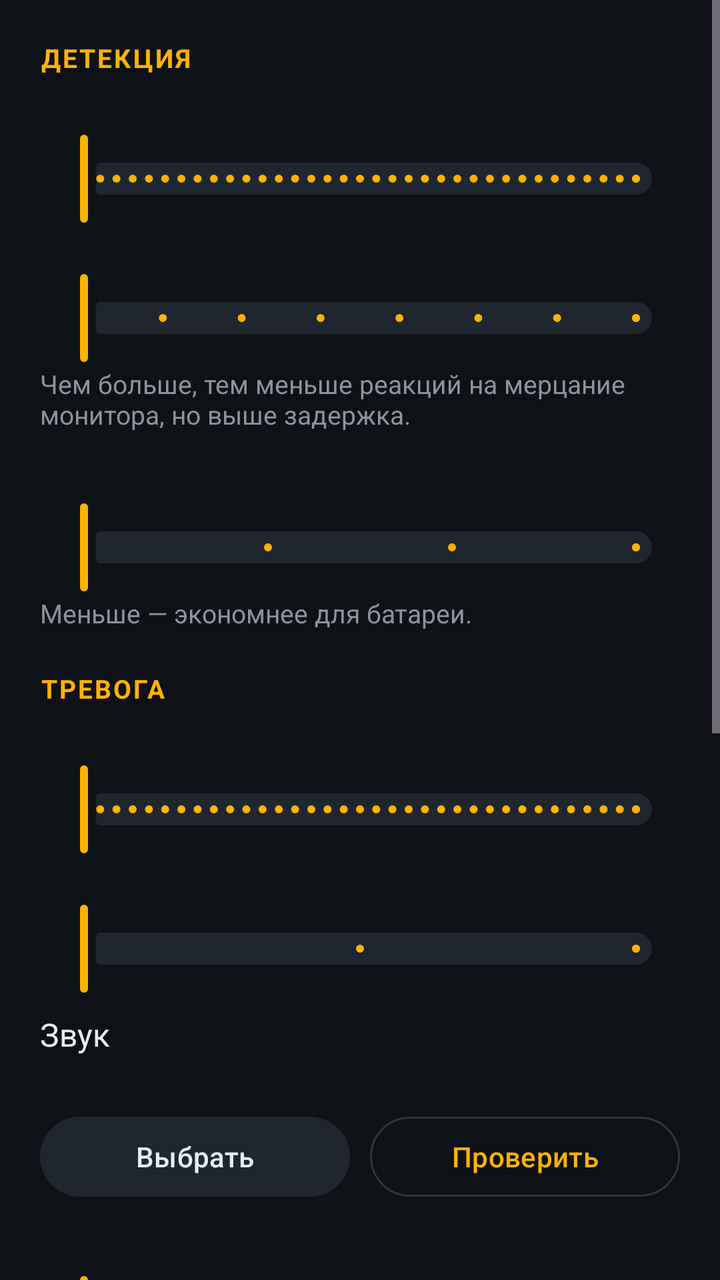
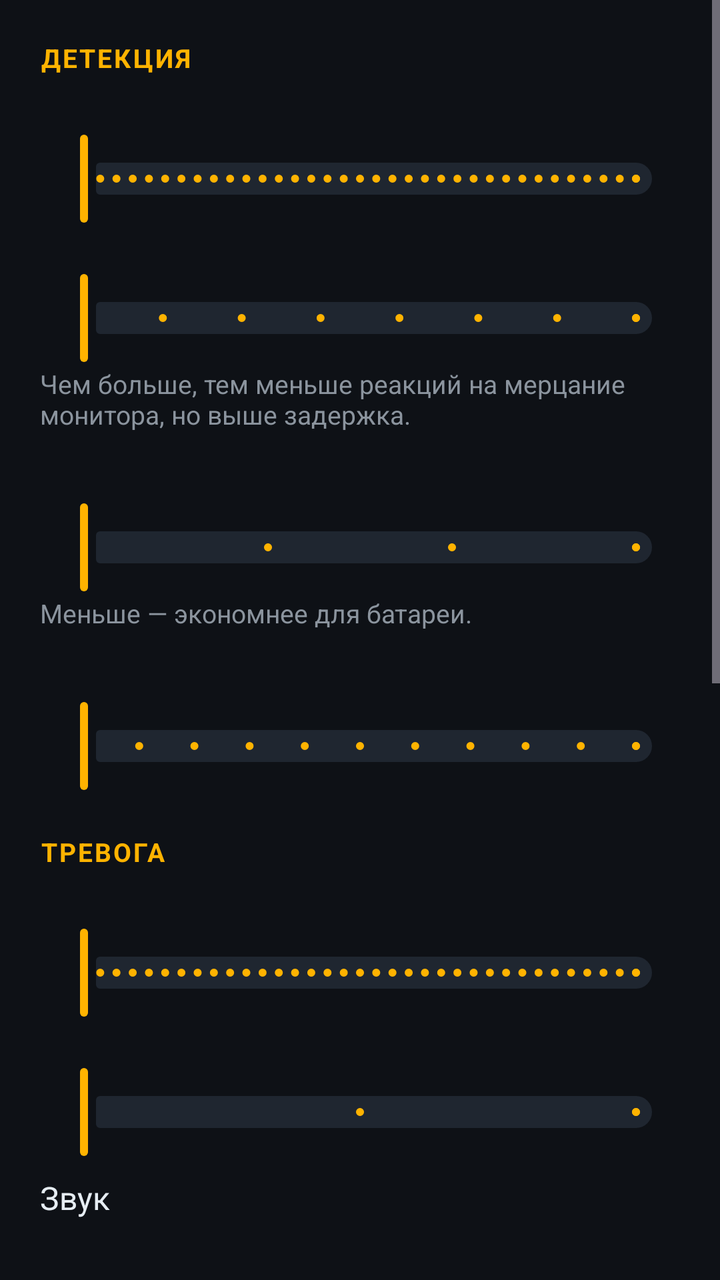

Compare the two renders of this Android layout. The source of the first and the diff that turns it into the second are given below.
<!-- AndroidManifest.xml: application theme Theme.Dozor -->
<!-- res/layout/activity_settings.xml -->
<?xml version="1.0" encoding="utf-8"?>
<ScrollView xmlns:android="http://schemas.android.com/apk/res/android"
    xmlns:app="http://schemas.android.com/apk/res-auto"
    android:layout_width="match_parent"
    android:layout_height="match_parent">

    <LinearLayout
        android:layout_width="match_parent"
        android:layout_height="wrap_content"
        android:orientation="vertical"
        android:paddingHorizontal="20dp"
        android:paddingBottom="32dp">

        
        <TextView style="@style/Dozor.Section" android:layout_width="wrap_content" android:layout_height="wrap_content" android:text="@string/s_detection" />

        <TextView android:id="@+id/sensLabel" android:layout_width="wrap_content" android:layout_height="wrap_content" android:textColor="@color/text" android:textSize="16sp" />
        <com.google.android.material.slider.Slider
            android:id="@+id/sensSlider"
            android:layout_width="match_parent"
            android:layout_height="wrap_content"
            android:stepSize="1"
            android:valueFrom="0"
            android:valueTo="100" />

        <TextView android:id="@+id/confirmLabel" android:layout_width="wrap_content" android:layout_height="wrap_content" android:textColor="@color/text" android:textSize="16sp" />
        <com.google.android.material.slider.Slider
            android:id="@+id/confirmSlider"
            android:layout_width="match_parent"
            android:layout_height="wrap_content"
            android:stepSize="1"
            android:valueFrom="1"
            android:valueTo="8" />
        <TextView style="@style/Dozor.Label" android:layout_width="wrap_content" android:layout_height="wrap_content" android:text="@string/s_confirm_hint" />

        <TextView android:id="@+id/fpsLabel" android:layout_width="wrap_content" android:layout_height="wrap_content" android:layout_marginTop="12dp" android:textColor="@color/text" android:textSize="16sp" />
        <com.google.android.material.slider.Slider
            android:id="@+id/fpsSlider"
            android:layout_width="match_parent"
            android:layout_height="wrap_content"
            android:stepSize="1"
            android:valueFrom="2"
            android:valueTo="5" />
        <TextView style="@style/Dozor.Label" android:layout_width="wrap_content" android:layout_height="wrap_content" android:text="@string/s_fps_hint" />

        
        <TextView style="@style/Dozor.Section" android:layout_width="wrap_content" android:layout_height="wrap_content" android:text="@string/s_alarm" />

        <TextView android:id="@+id/cooldownLabel" android:layout_width="wrap_content" android:layout_height="wrap_content" android:textColor="@color/text" android:textSize="16sp" />
        <com.google.android.material.slider.Slider
            android:id="@+id/cooldownSlider"
            android:layout_width="match_parent"
            android:layout_height="wrap_content"
            android:stepSize="5"
            android:valueFrom="5"
            android:valueTo="600" />

        <TextView android:id="@+id/shotsLabel" android:layout_width="wrap_content" android:layout_height="wrap_content" android:textColor="@color/text" android:textSize="16sp" />
        <com.google.android.material.slider.Slider
            android:id="@+id/shotsSlider"
            android:layout_width="match_parent"
            android:layout_height="wrap_content"
            android:stepSize="1"
            android:valueFrom="3"
            android:valueTo="5" />

        <TextView android:layout_width="wrap_content" android:layout_height="wrap_content" android:layout_marginTop="8dp" android:text="@string/s_sound" android:textColor="@color/text" android:textSize="16sp" />
        <TextView android:id="@+id/soundName" android:layout_width="wrap_content" android:layout_height="wrap_content" android:textColor="@color/amber" android:textSize="15sp" />
        <LinearLayout android:layout_width="match_parent" android:layout_height="wrap_content" android:layout_marginTop="6dp" android:orientation="horizontal">
            <com.google.android.material.button.MaterialButton
                android:id="@+id/soundChoose"
                style="@style/Widget.Material3.Button.TonalButton"
                android:layout_width="0dp"
                android:layout_height="wrap_content"
                android:layout_weight="1"
                android:text="@string/s_sound_choose" />
            <com.google.android.material.button.MaterialButton
                android:id="@+id/soundTest"
                style="@style/Widget.Material3.Button.OutlinedButton"
                android:layout_width="0dp"
                android:layout_height="wrap_content"
                android:layout_marginStart="10dp"
                android:layout_weight="1"
                android:text="@string/s_sound_test" />
        </LinearLayout>

        <TextView android:id="@+id/durationLabel" android:layout_width="wrap_content" android:layout_height="wrap_content" android:layout_marginTop="12dp" android:textColor="@color/text" android:textSize="16sp" />
        <com.google.android.material.slider.Slider
            android:id="@+id/durationSlider"
            android:layout_width="match_parent"
            android:layout_height="wrap_content"
            android:stepSize="5"
            android:valueFrom="5"
            android:valueTo="120" />

        <com.google.android.material.materialswitch.MaterialSwitch
            android:id="@+id/maxVolumeSwitch"
            android:layout_width="match_parent"
            android:layout_height="wrap_content"
            android:text="@string/s_max_volume"
            android:textColor="@color/text"
            android:textSize="15sp" />

        
        <TextView style="@style/Dozor.Section" android:layout_width="wrap_content" android:layout_height="wrap_content" android:text="@string/s_quiet" />
        <com.google.android.material.materialswitch.MaterialSwitch
            android:id="@+id/quietSwitch"
            android:layout_width="match_parent"
            android:layout_height="wrap_content"
            android:text="@string/s_quiet_enable"
            android:textColor="@color/text"
            android:textSize="16sp" />
        <LinearLayout android:layout_width="match_parent" android:layout_height="wrap_content" android:orientation="horizontal">
            <com.google.android.material.button.MaterialButton
                android:id="@+id/quietFrom"
                style="@style/Widget.Material3.Button.TonalButton"
                android:layout_width="0dp"
                android:layout_height="wrap_content"
                android:layout_weight="1" />
            <com.google.android.material.button.MaterialButton
                android:id="@+id/quietTo"
                style="@style/Widget.Material3.Button.TonalButton"
                android:layout_width="0dp"
                android:layout_height="wrap_content"
                android:layout_marginStart="10dp"
                android:layout_weight="1" />
        </LinearLayout>
        <TextView style="@style/Dozor.Label" android:layout_width="wrap_content" android:layout_height="wrap_content" android:text="@string/s_quiet_hint" />

        
        <TextView style="@style/Dozor.Section" android:layout_width="wrap_content" android:layout_height="wrap_content" android:text="@string/s_system" />
        <com.google.android.material.button.MaterialButton
            android:id="@+id/batteryButton"
            style="@style/Widget.Material3.Button.OutlinedButton"
            android:layout_width="match_parent"
            android:layout_height="wrap_content"
            android:text="@string/s_battery" />
        <TextView style="@style/Dozor.Label" android:layout_width="wrap_content" android:layout_height="wrap_content" android:text="@string/s_battery_hint" />
        <com.google.android.material.button.MaterialButton
            android:id="@+id/fsiButton"
            style="@style/Widget.Material3.Button.OutlinedButton"
            android:layout_width="match_parent"
            android:layout_height="wrap_content"
            android:layout_marginTop="8dp"
            android:text="@string/s_fsi" />
    </LinearLayout>
</ScrollView>
<!-- resources referenced by this layout -->
<resources>
  <color name="amber">#FFB300</color>
  <color name="text">#E6EDF3</color>
  <string name="s_alarm">ТРЕВОГА</string>
  <string name="s_battery">Не ограничивать в фоне (батарея)</string>
  <string name="s_battery_hint">Рекомендуется: некоторые телефоны иначе останавливают дежурство ночью.</string>
  <string name="s_confirm_hint">Чем больше, тем меньше реакций на мерцание монитора, но выше задержка.</string>
  <string name="s_detection">ДЕТЕКЦИЯ</string>
  <string name="s_fps_hint">Меньше — экономнее для батареи.</string>
  <string name="s_fsi">Тревога поверх экрана блокировки</string>
  <string name="s_max_volume">Поднимать громкость будильника до максимума</string>
  <string name="s_quiet">ТИХИЕ ЧАСЫ</string>
  <string name="s_quiet_enable">Включить тихие часы</string>
  <string name="s_quiet_hint">В тихие часы срабатывания сохраняются в журнал и приходит уведомление, но без звука.</string>
  <string name="s_sound">Звук</string>
  <string name="s_sound_choose">Выбрать</string>
  <string name="s_sound_test">Проверить</string>
  <string name="s_system">СИСТЕМА</string>
  <style name="Dozor.Label" parent="">
          <item name="android:textColor">@color/text_dim</item>
          <item name="android:textSize">13sp</item>
      </style>
  <style name="Dozor.Section" parent="">
          <item name="android:textColor">@color/amber</item>
          <item name="android:textSize">13sp</item>
          <item name="android:textStyle">bold</item>
          <item name="android:letterSpacing">0.08</item>
          <item name="android:layout_marginTop">20dp</item>
          <item name="android:layout_marginBottom">6dp</item>
      </style>
  <style name="Theme.Dozor" parent="Theme.Material3.Dark">
          <item name="colorPrimary">@color/amber</item>
          <item name="colorOnPrimary">#1A1200</item>
          <item name="colorPrimaryContainer">#3A2A00</item>
          <item name="colorOnPrimaryContainer">@color/amber</item>
          <item name="colorSecondary">@color/amber_dark</item>
          <item name="colorOnSecondary">#1A1200</item>
          <item name="colorSecondaryContainer">@color/surface2</item>
          <item name="colorOnSecondaryContainer">@color/text</item>
          <item name="colorSurface">@color/surface</item>
          <item name="colorOnSurface">@color/text</item>
          <item name="colorSurfaceVariant">@color/surface2</item>
          <item name="colorOnSurfaceVariant">@color/text_dim</item>
          <item name="colorOutline">@color/outline</item>
          <item name="colorError">@color/red</item>
          <item name="android:colorBackground">@color/bg</item>
          <item name="android:windowBackground">@color/bg</item>
          <item name="android:statusBarColor">@color/bg</item>
          <item name="android:navigationBarColor">@color/bg</item>
      </style>
  <color name="text_dim">#8B949E</color>
  <color name="amber_dark">#FF8F00</color>
  <color name="surface2">#1F2630</color>
  <color name="surface">#161B22</color>
  <color name="outline">#30363D</color>
  <color name="red">#FF5252</color>
  <color name="bg">#0E1116</color>
</resources>

<!-- the commit's change to res/layout/activity_settings.xml (unified diff, before → after) -->
@@ -42,6 +42,15 @@
             android:valueFrom="2"
             android:valueTo="5" />
         <TextView style="@style/Dozor.Label" android:layout_width="wrap_content" android:layout_height="wrap_content" android:text="@string/s_fps_hint" />
+
+        <TextView android:id="@+id/countdownLabel" android:layout_width="wrap_content" android:layout_height="wrap_content" android:layout_marginTop="12dp" android:textColor="@color/text" android:textSize="16sp" />
+        <com.google.android.material.slider.Slider
+            android:id="@+id/countdownSlider"
+            android:layout_width="match_parent"
+            android:layout_height="wrap_content"
+            android:stepSize="1"
+            android:valueFrom="0"
+            android:valueTo="10" />
 
         
         <TextView style="@style/Dozor.Section" android:layout_width="wrap_content" android:layout_height="wrap_content" android:text="@string/s_alarm" />
